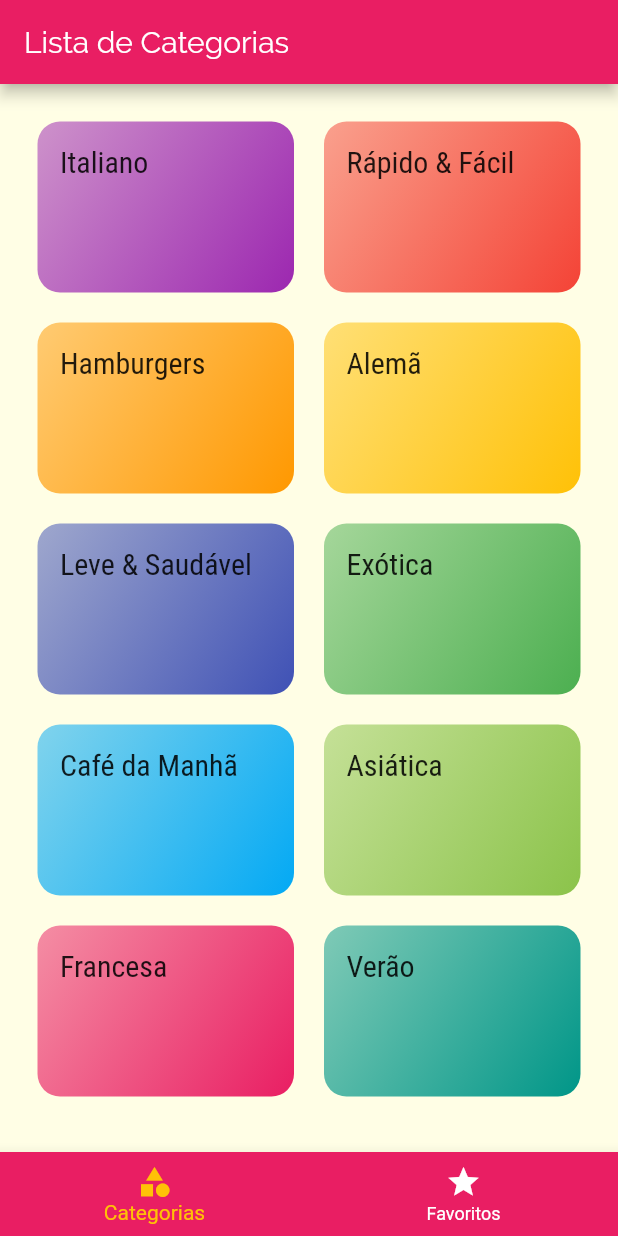
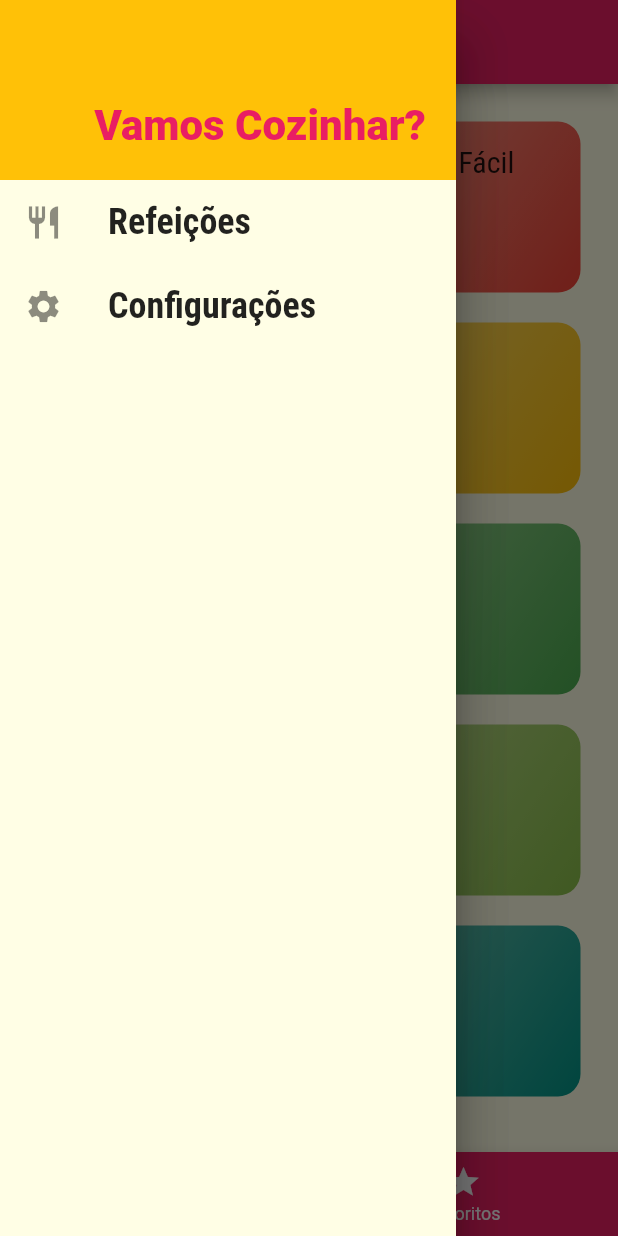
Before and after one commit to wanderaraujo/flutter-meals-app, a Flutter app: the screen it shows after launch, with the side drawer open (before the commit the screen has no drawer), on a phone screen of 412 x 824 dp. Run offline on Flutter 3.47's test engine with Material 2 defaults, Android fonts, the phone set to English and light mode, and no system bars.

```diff
--- /dev/null
+++ b/lib/components/main_drawer.dart
@@ -0,0 +1,55 @@
+import 'package:flutter/material.dart';
+import 'package:meals/utils/app_routes.dart';
+
+class MainDrawer extends StatelessWidget {
+  Widget _crateItem(IconData icon, String label, Function onTap) {
+    return ListTile(
+      leading: Icon(
+        icon,
+        size: 26,
+      ),
+      title: Text(
+        label,
+        style: TextStyle(
+            fontFamily: 'RobotoCondensed',
+            fontSize: 24,
+            fontWeight: FontWeight.bold),
+      ),
+      onTap: onTap,
+    );
+  }
+
+  @override
+  Widget build(BuildContext context) {
+    return Drawer(
+      child: Column(
+        children: <Widget>[
+          Container(
+            height: 120,
+            width: double.infinity,
+            padding: EdgeInsets.all(20),
+            color: Theme.of(context).accentColor,
+            alignment: Alignment.bottomRight,
+            child: Text(
+              'Vamos Cozinhar?',
+              style: TextStyle(
+                  fontWeight: FontWeight.w900,
+                  fontSize: 28,
+                  color: Theme.of(context).primaryColor),
+            ),
+          ),
+          _crateItem(
+            Icons.restaurant,
+            'Refeições',
+            () => Navigator.of(context).pushReplacementNamed(AppRoutes.HOME)
+          ),
+          _crateItem(
+            Icons.settings,
+            'Configurações',
+            () => Navigator.of(context).pushReplacementNamed(AppRoutes.SETTINGS)
+          ),
+        ],
+      ),
+    );
+  }
+}
--- a/lib/components/meal_item.dart
+++ b/lib/components/meal_item.dart
@@ -11,7 +11,9 @@ class MealItem extends StatelessWidget {
     Navigator.of(context).pushNamed(
       AppRoutes.MEAL_DETAIL,
       arguments: meal,
-    );
+    ).then((res){ // get params when close page
+      print(res);
+    });
   }
 
   @override
@@ -35,6 +37,7 @@ class MealItem extends StatelessWidget {
                     height: 250,
                     width: double.infinity,
                     fit: BoxFit.cover,
+
                   ),
                 ),
                 Positioned(
--- a/lib/main.dart
+++ b/lib/main.dart
@@ -1,13 +1,39 @@
 import 'package:flutter/material.dart';
+import 'package:meals/data/dummy_data.dart';
 import 'package:meals/screens/categories_meals_screen.dart';
 import 'package:meals/screens/meal_detail_screen.dart';
+import 'package:meals/screens/settings_screen.dart';
 import 'package:meals/utils/app_routes.dart';
 
+import 'models/meal.dart';
+import 'models/settings.dart';
 import 'screens/bottom_tabs_screen.dart';
 
 void main() => runApp(MyApp());
 
-class MyApp extends StatelessWidget {
+class MyApp extends StatefulWidget {
+  @override
+  _MyAppState createState() => _MyAppState();
+}
+
+class _MyAppState extends State<MyApp> {
+
+  Settings settings = Settings();
+  List<Meal> _avaibleMeals = DUMMY_MEALS;
+
+  void _filterMeals(Settings settings){
+    setState(() {
+      this.settings = settings;
+      _avaibleMeals = DUMMY_MEALS.where((meal){
+        final filterGluten = settings.isGlutenFree && ! meal.isGlutenFree;
+        final filterLactose = settings.isLactoseFree && ! meal.isLactoseFree;
+        final filterVegan = settings.isVegan && ! meal.isVegan;
+        final filterVegetarian = settings.isVegetarian && ! meal.isVegetarian;
+        return !filterGluten && !filterLactose && !filterVegan && !filterVegetarian;
+      }).toList();
+    });
+  }
+
   @override
   Widget build(BuildContext context) {
     return MaterialApp(
@@ -28,8 +54,9 @@ class MyApp extends StatelessWidget {
         // AppRoutes.HOME: (ctx) => CategoriesScreen(),
         // AppRoutes.HOME: (ctx) => TopTabsScreen(),
         AppRoutes.HOME: (ctx) => BottomTabsScreen(),
-        AppRoutes.CATEGORIES_MEALS: (ctx) => CategoriesMealsScreen(),
+        AppRoutes.CATEGORIES_MEALS: (ctx) => CategoriesMealsScreen(_avaibleMeals),
         AppRoutes.MEAL_DETAIL: (ctx) => MealDetailScreen(),
+        AppRoutes.SETTINGS: (ctx) => SettingsScreen(settings, _filterMeals)
       },
 
     );
--- /dev/null
+++ b/lib/models/settings.dart
@@ -0,0 +1,13 @@
+class Settings {
+  bool isGlutenFree;
+  bool isLactoseFree;
+  bool isVegan;
+  bool isVegetarian;
+
+  Settings({
+    this.isGlutenFree = false,
+    this.isLactoseFree = false,
+    this.isVegan = false,
+    this.isVegetarian = false,
+  });
+}
--- a/lib/screens/bottom_tabs_screen.dart
+++ b/lib/screens/bottom_tabs_screen.dart
@@ -1,4 +1,5 @@
 import 'package:flutter/material.dart';
+import 'package:meals/components/main_drawer.dart';
 import 'package:meals/screens/categories_screen.dart';
 import 'package:meals/screens/favorite_screen.dart';
 
@@ -25,7 +26,12 @@ class _BottomTabsScreenState extends State<BottomTabsScreen> {
   Widget build(BuildContext context) {
     return Scaffold(
       appBar: AppBar(
-        title: Text(_screens[_selectedScreenIndex]['title']),
+        title: Text(
+          _screens[_selectedScreenIndex]['title'],
+        ),
+      ),
+      drawer: Drawer(
+        child: MainDrawer(),
       ),
       body: _screens[_selectedScreenIndex]['screen'],
       bottomNavigationBar: BottomNavigationBar(
--- a/lib/utils/app_routes.dart
+++ b/lib/utils/app_routes.dart
@@ -3,5 +3,6 @@ class AppRoutes {
   static const HOME = '/';
   static const CATEGORIES_MEALS = '/categories-meals';
   static const MEAL_DETAIL = '/meal-detail';
+  static const SETTINGS = '/settings';
 
 }
```
Also changed, not shown: lib/screens/categories_meals_screen.dart (+7 -2 lines), lib/screens/meal_detail_screen.dart (+14 -4 lines), lib/screens/settings_screen.dart (added, +91 -0 lines).
